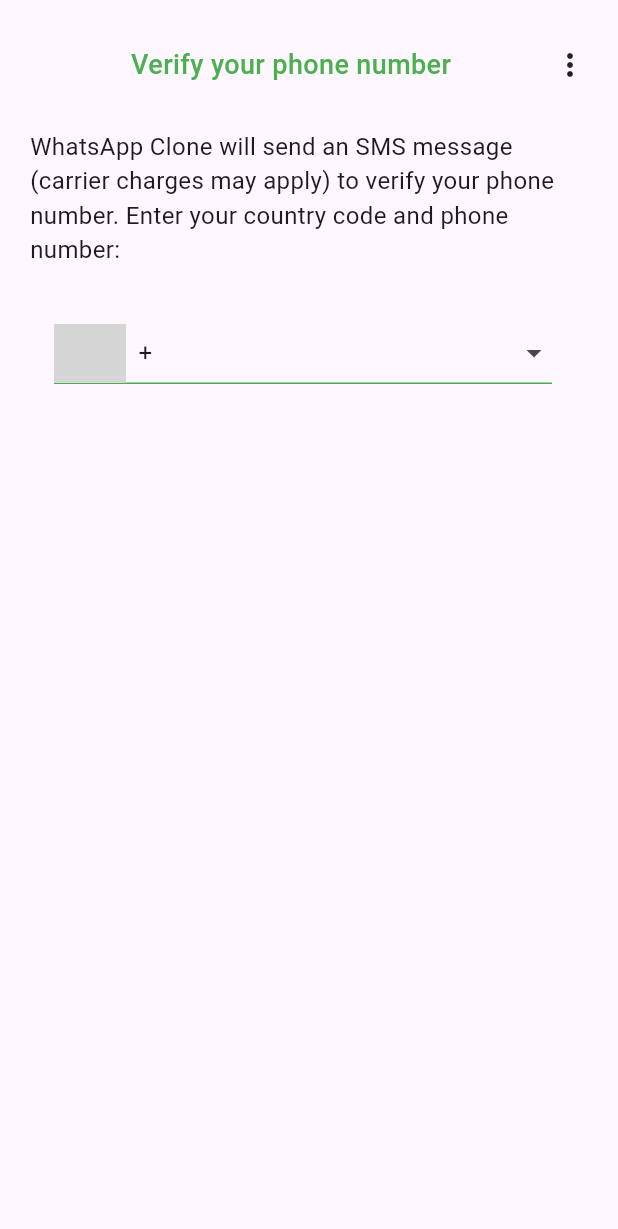
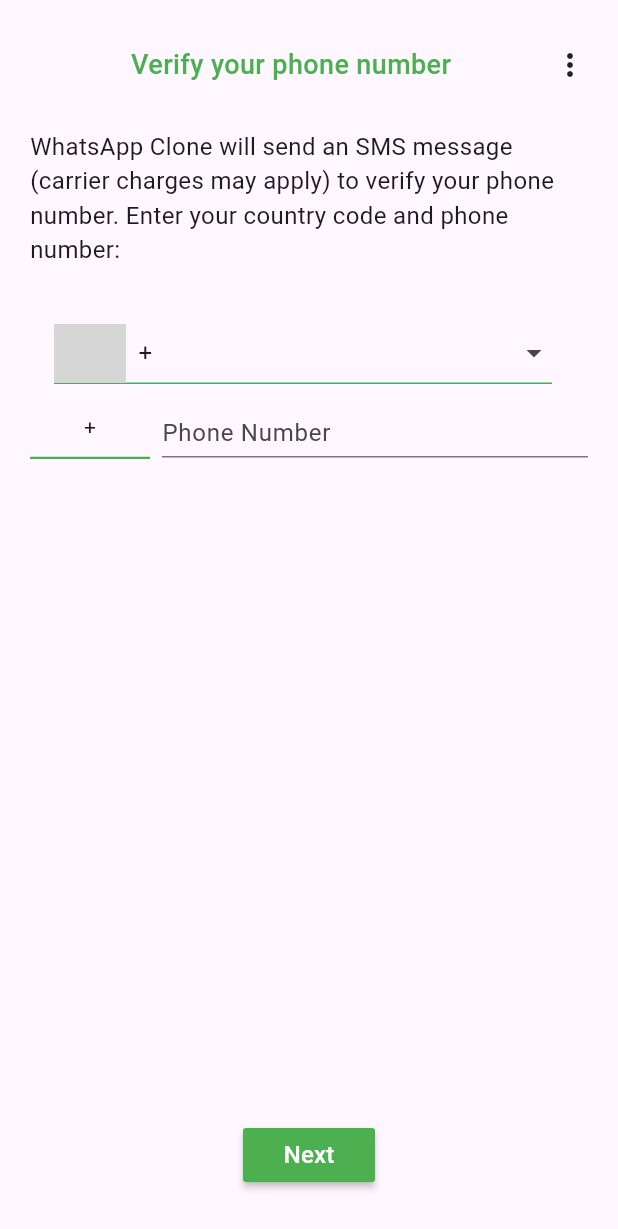
Before and after one commit to 17arindam/whatsapp-clone-app, a Flutter app: the RegistrationScreen screen opened directly, on a phone screen of 412 x 824 dp. Shown: the top 1229 px of the screen. Run offline on Flutter 3.47's test engine with Material 3 defaults, Android fonts, the phone set to English and light mode, and no system bars; missing offline and left inert: country_pickers; grey boxes are pictures that could not be loaded.

Commit message:
feat:registration screen updated

```diff
--- a/lib/presentation/screens/registration_screen.dart
+++ b/lib/presentation/screens/registration_screen.dart
@@ -52,14 +52,37 @@ class _RegistrationScreenState extends State<RegistrationScreen> {
               onTap: _openFilteredCountryPickerDialog,
               title: _buildDialogItem(_selectedFilteredDialogCountry),
             ),
-            // Add your TextField for phone number input here
-            // TextField(
-            //   keyboardType: TextInputType.phone,
-            //   decoration: InputDecoration(
-            //     prefixText: _countryCode,
-            //     hintText: 'Phone number',
-            //   ),
-            // ),
+            Row(
+              children: [
+                Container(
+                  decoration: BoxDecoration(
+                    border: Border(
+                      bottom: BorderSide(width: 1.5, color: greenColor),
+                    ),
+                  ),
+                  width: 80,
+                  height: 42,
+                  alignment: Alignment.center,
+                  child: Text('+${_selectedFilteredDialogCountry.phoneCode}'),
+                ),
+                SizedBox(width: 8,),
+                Expanded(
+                    child: Container(
+                  height: 40,
+                  child: TextField(
+                    decoration: InputDecoration(hintText: 'Phone Number'),
+                  ),
+                )),
+              ],
+            ),
+            Expanded(
+                child: Align(
+                    alignment: Alignment.bottomCenter,
+                    child: MaterialButton(
+                      onPressed: () {},
+                      color: greenColor,
+                      child: Text('Next',style: TextStyle(color: Colors.white,fontSize: 16),),
+                    )))
           ],
         ),
       ),
--- a/lib/presentation/screens/splash_screen.dart
+++ b/lib/presentation/screens/splash_screen.dart
@@ -3,6 +3,7 @@ import 'dart:async';
 import 'package:flutter/material.dart';
 import 'package:whatsapp_clone/presentation/screens/home_screen.dart';
 import 'package:whatsapp_clone/presentation/screens/registration_screen.dart';
+import 'package:whatsapp_clone/presentation/screens/welcome_screen.dart';
 
 class SplashScreen extends StatefulWidget {
   const SplashScreen({super.key});
@@ -17,7 +18,7 @@ class _SplashScreenState extends State<SplashScreen> {
     Timer(Duration(seconds: 3), () {
       Navigator.pushAndRemoveUntil(
           context,
-          MaterialPageRoute(builder: (context) => RegistrationScreen()),
+          MaterialPageRoute(builder: (context) => WelcomeScreen()),
           (route) => false);
     });
     super.initState();
```
Also changed, not shown: lib/presentation/screens/welcome_screen.dart (added).
